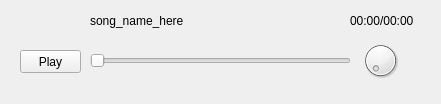
This is src/UI/player_widget.ui in matanaliz/zebra as Qt 5 draws it before an edit. The edited form follows.
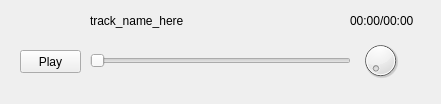
This is the edited form.

Diff of the .ui file:
```diff
--- a/src/UI/player_widget.ui
+++ b/src/UI/player_widget.ui
@@ -39,7 +39,7 @@
     </rect>
    </property>
    <property name="text">
-    <string>song_name_here</string>
+    <string>track_name_here</string>
    </property>
   </widget>
   <widget class="QPushButton" name="play_button">
```
Left out of the diff: 4 changed lines with no effect on the pictures.
